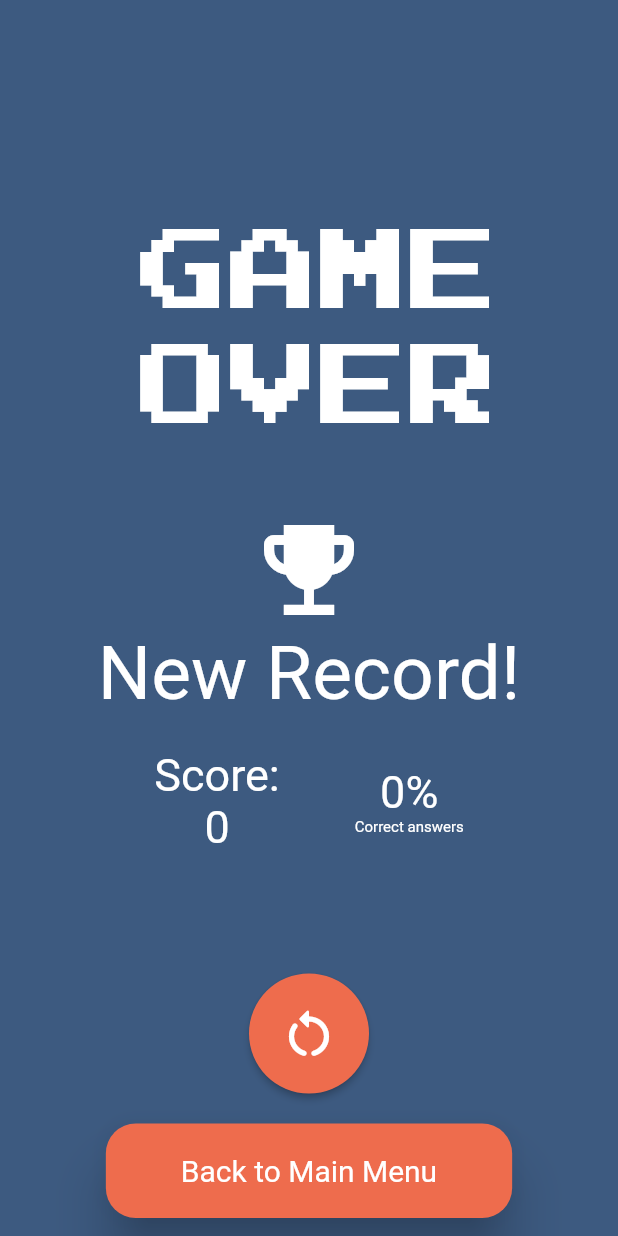
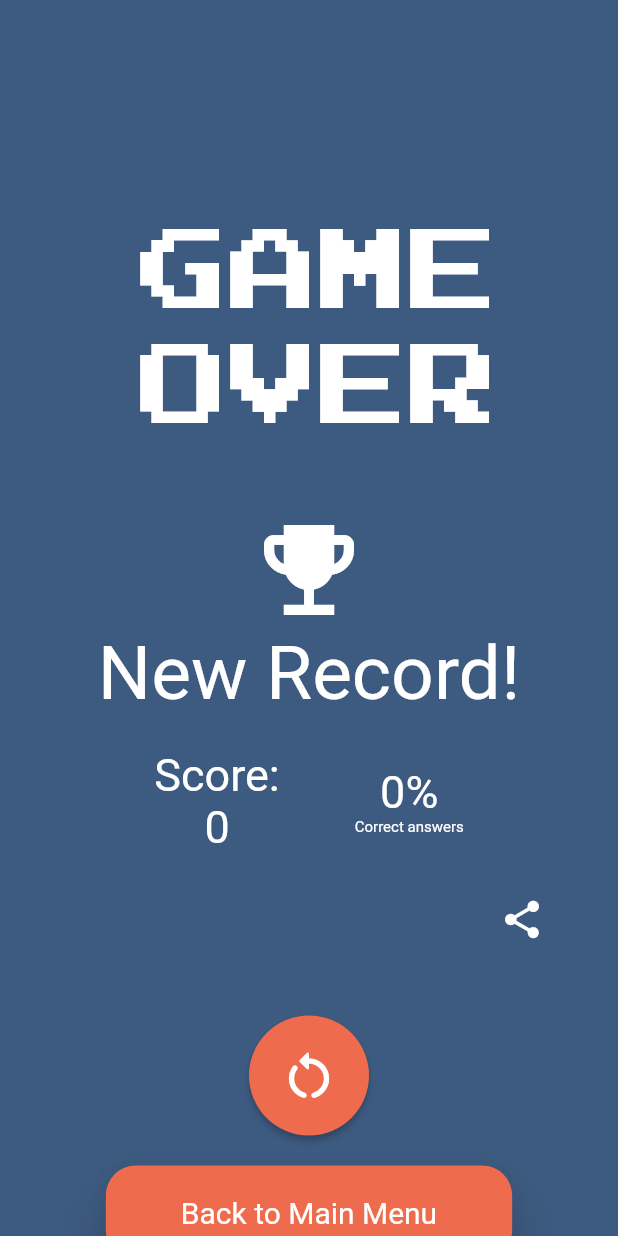
Before and after one commit to carvalho28/explode, a Flutter app: the screen it shows after launch, on a phone screen of 412 x 824 dp. Run offline on Flutter 3.47's test engine with Material 2 defaults, Android fonts, the phone set to English and light mode, and no system bars; our stand-ins replace share_plus, sqflite; accounts and stored records are empty.

Commit message:
Added share button
Signed-off-by: carvalho28 <carvalhoo287@gmail.com>

```diff
--- a/lib/views/record.dart
+++ b/lib/views/record.dart
@@ -6,6 +6,7 @@ import 'package:explode/services/crud/records_service.dart';
 import 'package:explode/views/game.dart';
 import 'package:flutter/material.dart';
 import 'package:provider/provider.dart';
+import 'package:share_plus/share_plus.dart';
 
 class Record extends StatefulWidget {
   const Record({
@@ -237,8 +238,36 @@ class _RecordState extends State<Record> {
                       ),
                     ],
                   ),
+                  // share button
                   const SizedBox(
-                    height: 80,
+                    height: 20,
+                  ),
+                  //  button with icon to share on the right
+                  Row(
+                    // align the button to the right
+                    mainAxisAlignment: MainAxisAlignment.end,
+                    // padding for the button
+
+                    children: [
+                      Padding(
+                        padding: const EdgeInsets.only(right: 40),
+                        child: IconButton(
+                          onPressed: () async {
+                            await Share.share(
+                              'I scored $_correctAnswers points in Explode! Can you beat me?',
+                            );
+                          },
+                          icon: const Icon(
+                            Icons.share,
+                            color: Colors.white,
+                            size: 30,
+                          ),
+                        ),
+                      ),
+                    ],
+                  ),
+                  const SizedBox(
+                    height: 40,
                   ),
                   // button with restart icon
                   ElevatedButton(
--- a/pubspec.yaml
+++ b/pubspec.yaml
@@ -39,6 +39,7 @@ dependencies:
   provider: ^6.0.4
   sqflite: ^2.2.0+3
   path: ^1.8.2
+  share_plus: ^6.2.0
 
 dev_dependencies:
   flutter_test:
```
Also changed, not shown: pubspec.lock, 1 other file.
